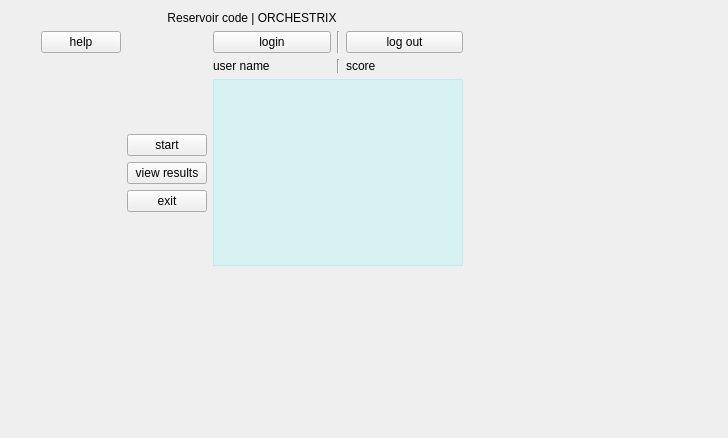
Above: src/windows/uis/StartWindow.ui from ZulusK/orchestrix before the change. Below: the same form after it.
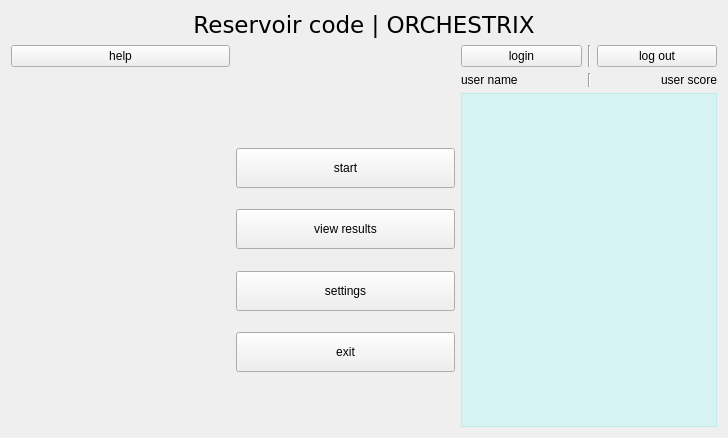
That is the form after the change.

What changed in the file:
```diff
--- a/src/windows/uis/StartWindow.ui
+++ b/src/windows/uis/StartWindow.ui
@@ -14,21 +14,32 @@
    <string>StartWindow</string>
   </property>
   <widget class="QWidget" name="centralWidget">
-   <widget class="QWidget" name="">
-    <property name="geometry">
-     <rect>
-      <x>30</x>
-      <y>0</y>
-      <width>444</width>
-      <height>277</height>
-     </rect>
-    </property>
     <layout class="QVBoxLayout" name="verticalLayout_2">
+    <item>
+     <layout class="QVBoxLayout" name="centralLayout">
      <property name="sizeConstraint">
-      <enum>QLayout::SetMaximumSize</enum>
+       <enum>QLayout::SetDefaultConstraint</enum>
      </property>
      <item>
       <widget class="QLabel" name="label">
+        <property name="sizePolicy">
+         <sizepolicy hsizetype="Expanding" vsizetype="Expanding">
+          <horstretch>0</horstretch>
+          <verstretch>0</verstretch>
+         </sizepolicy>
+        </property>
+        <property name="sizeIncrement">
+         <size>
+          <width>2</width>
+          <height>2</height>
+         </size>
+        </property>
+        <property name="font">
+         <font>
+          <family>DejaVu Sans</family>
+          <pointsize>17</pointsize>
+         </font>
+        </property>
        <property name="text">
         <string>Reservoir code | ORCHESTRIX</string>
        </property>
@@ -40,10 +51,16 @@
      <item>
       <layout class="QGridLayout" name="gridLayout_2">
        <property name="sizeConstraint">
-        <enum>QLayout::SetMaximumSize</enum>
+         <enum>QLayout::SetDefaultConstraint</enum>
        </property>
        <item row="0" column="0">
         <widget class="QPushButton" name="helpBtn">
+          <property name="sizePolicy">
+           <sizepolicy hsizetype="Expanding" vsizetype="Fixed">
+            <horstretch>0</horstretch>
+            <verstretch>0</verstretch>
+           </sizepolicy>
+          </property>
          <property name="text">
           <string>help</string>
          </property>
@@ -51,6 +68,9 @@
        </item>
        <item row="2" column="1">
         <layout class="QVBoxLayout" name="verticalLayout">
+          <property name="sizeConstraint">
+           <enum>QLayout::SetDefaultConstraint</enum>
+          </property>
          <item>
           <spacer name="verticalSpacer_3">
            <property name="orientation">
@@ -59,41 +79,164 @@
            <property name="sizeHint" stdset="0">
             <size>
              <width>20</width>
-             <height>40</height>
+              <height>80</height>
             </size>
            </property>
           </spacer>
          </item>
          <item>
           <widget class="QPushButton" name="startBtn">
+            <property name="sizePolicy">
+             <sizepolicy hsizetype="Expanding" vsizetype="MinimumExpanding">
+              <horstretch>0</horstretch>
+              <verstretch>0</verstretch>
+             </sizepolicy>
+            </property>
+            <property name="minimumSize">
+             <size>
+              <width>0</width>
+              <height>40</height>
+             </size>
+            </property>
            <property name="text">
             <string>start</string>
            </property>
           </widget>
          </item>
+          <item>
+           <spacer name="verticalSpacer_2">
+            <property name="orientation">
+             <enum>Qt::Vertical</enum>
+            </property>
+            <property name="sizeType">
+             <enum>QSizePolicy::Expanding</enum>
+            </property>
+            <property name="sizeHint" stdset="0">
+             <size>
+              <width>20</width>
+              <height>10</height>
+             </size>
+            </property>
+           </spacer>
+          </item>
+          <item>
+           <spacer name="verticalSpacer_8">
+            <property name="orientation">
+             <enum>Qt::Vertical</enum>
+            </property>
+            <property name="sizeHint" stdset="0">
+             <size>
+              <width>20</width>
+              <height>40</height>
+             </size>
+            </property>
+           </spacer>
+          </item>
          <item>
           <widget class="QPushButton" name="resultsBtn">
+            <property name="sizePolicy">
+             <sizepolicy hsizetype="Expanding" vsizetype="MinimumExpanding">
+              <horstretch>0</horstretch>
+              <verstretch>0</verstretch>
+             </sizepolicy>
+            </property>
+            <property name="minimumSize">
+             <size>
+              <width>0</width>
+              <height>40</height>
+             </size>
+            </property>
            <property name="text">
             <string>view results</string>
            </property>
           </widget>
          </item>
+          <item>
+           <spacer name="verticalSpacer_4">
+            <property name="orientation">
+             <enum>Qt::Vertical</enum>
+            </property>
+            <property name="sizeHint" stdset="0">
+             <size>
+              <width>20</width>
+              <height>40</height>
+             </size>
+            </property>
+           </spacer>
+          </item>
+          <item>
+           <widget class="QPushButton" name="settingsBtn">
+            <property name="sizePolicy">
+             <sizepolicy hsizetype="Expanding" vsizetype="MinimumExpanding">
+              <horstretch>0</horstretch>
+              <verstretch>0</verstretch>
+             </sizepolicy>
+            </property>
+            <property name="minimumSize">
+             <size>
+              <width>0</width>
+              <height>40</height>
+             </size>
+            </property>
+            <property name="text">
+             <string>settings</string>
+            </property>
+           </widget>
+          </item>
+          <item>
+           <spacer name="verticalSpacer_5">
+            <property name="orientation">
+             <enum>Qt::Vertical</enum>
+            </property>
+            <property name="sizeHint" stdset="0">
+             <size>
+              <width>20</width>
+              <height>10</height>
+             </size>
+            </property>
+           </spacer>
+          </item>
+          <item>
+           <spacer name="verticalSpacer_7">
+            <property name="orientation">
+             <enum>Qt::Vertical</enum>
+            </property>
+            <property name="sizeHint" stdset="0">
+             <size>
+              <width>20</width>
+              <height>40</height>
+             </size>
+            </property>
+           </spacer>
+          </item>
          <item>
           <widget class="QPushButton" name="exitBtn">
+            <property name="sizePolicy">
+             <sizepolicy hsizetype="Expanding" vsizetype="MinimumExpanding">
+              <horstretch>0</horstretch>
+              <verstretch>0</verstretch>
+             </sizepolicy>
+            </property>
+            <property name="minimumSize">
+             <size>
+              <width>0</width>
+              <height>40</height>
+             </size>
+            </property>
            <property name="text">
             <string>exit</string>
            </property>
           </widget>
          </item>
          <item>
-          <spacer name="verticalSpacer_4">
+           <spacer name="verticalSpacer_6">
            <property name="orientation">
             <enum>Qt::Vertical</enum>
            </property>
            <property name="sizeHint" stdset="0">
             <size>
              <width>20</width>
-             <height>40</height>
+              <height>80</height>
             </size>
            </property>
           </spacer>
@@ -102,8 +245,17 @@
        </item>
        <item row="1" column="2">
         <layout class="QHBoxLayout" name="horizontalLayout_2">
+          <property name="sizeConstraint">
+           <enum>QLayout::SetDefaultConstraint</enum>
+          </property>
          <item>
           <widget class="QLabel" name="nameLbl">
+            <property name="sizePolicy">
+             <sizepolicy hsizetype="Expanding" vsizetype="Expanding">
+              <horstretch>0</horstretch>
+              <verstretch>0</verstretch>
+             </sizepolicy>
+            </property>
            <property name="text">
             <string>user name</string>
            </property>
@@ -118,8 +270,17 @@
          </item>
          <item>
           <widget class="QLabel" name="scoreLbl">
+            <property name="sizePolicy">
+             <sizepolicy hsizetype="Expanding" vsizetype="Expanding">
+              <horstretch>0</horstretch>
+              <verstretch>0</verstretch>
+             </sizepolicy>
+            </property>
            <property name="text">
-            <string>score</string>
+             <string>user score</string>
+            </property>
+            <property name="alignment">
+             <set>Qt::AlignRight|Qt::AlignTrailing|Qt::AlignVCenter</set>
            </property>
           </widget>
          </item>
@@ -127,8 +288,17 @@
        </item>
        <item row="0" column="2">
         <layout class="QHBoxLayout" name="horizontalLayout">
+          <property name="sizeConstraint">
+           <enum>QLayout::SetDefaultConstraint</enum>
+          </property>
          <item>
           <widget class="QPushButton" name="loginBtn">
+            <property name="sizePolicy">
+             <sizepolicy hsizetype="Expanding" vsizetype="Minimum">
+              <horstretch>0</horstretch>
+              <verstretch>0</verstretch>
+             </sizepolicy>
+            </property>
            <property name="text">
             <string>login</string>
            </property>
@@ -143,6 +313,12 @@
          </item>
          <item>
           <widget class="QPushButton" name="logoutBtn">
+            <property name="sizePolicy">
+             <sizepolicy hsizetype="Expanding" vsizetype="Minimum">
+              <horstretch>0</horstretch>
+              <verstretch>0</verstretch>
+             </sizepolicy>
+            </property>
            <property name="text">
             <string>log out</string>
            </property>
@@ -166,7 +342,7 @@
        <item row="2" column="2">
         <widget class="QTableWidget" name="resultsTable">
          <property name="sizePolicy">
-          <sizepolicy hsizetype="Preferred" vsizetype="Preferred">
+           <sizepolicy hsizetype="Expanding" vsizetype="MinimumExpanding">
            <horstretch>0</horstretch>
            <verstretch>0</verstretch>
           </sizepolicy>
@@ -179,7 +355,8 @@
       </layout>
      </item>
     </layout>
-   </widget>
+    </item>
+   </layout>
   </widget>
  </widget>
  <layoutdefault spacing="6" margin="11"/>
```
Lines whose indentation alone changed are shown as unchanged.
